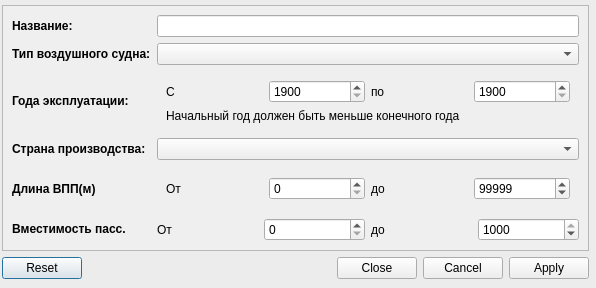
This is filter.ui in d1mas334/PPO_KR2 as Qt 5 draws it before an edit. The edited form follows.
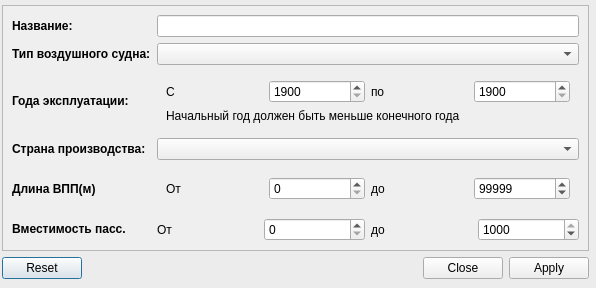
This is the edited form.

Commit message: buttons of filter have been translated to RU

```diff
--- a/filter.ui
+++ b/filter.ui
@@ -343,7 +343,7 @@
     <item>
      <widget class="QDialogButtonBox" name="buttonBox">
       <property name="standardButtons">
-       <set>QDialogButtonBox::Apply|QDialogButtonBox::Cancel|QDialogButtonBox::Close|QDialogButtonBox::Reset</set>
+       <set>QDialogButtonBox::Apply|QDialogButtonBox::Close|QDialogButtonBox::Reset</set>
       </property>
      </widget>
     </item>
```
Left out of the diff: 6 changed lines with no effect on the pictures. The commit also changes 2 other files.
